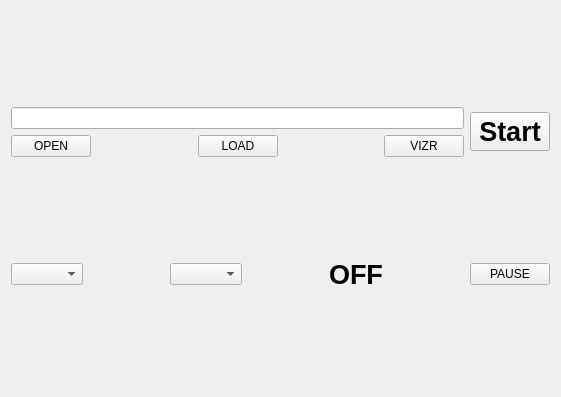
zz19930617/dragon_visualization, file dragon_visualization/dragon_control_panel/resource/plot.ui: the form before one commit.
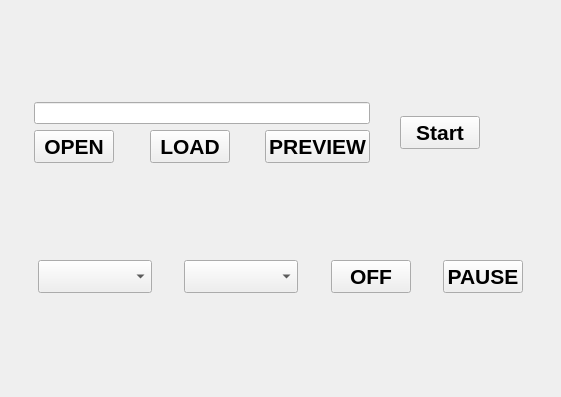
The form after the commit.

Commit message: add single plot and add preview function

```diff
--- a/dragon_visualization/dragon_control_panel/resource/plot.ui
+++ b/dragon_visualization/dragon_control_panel/resource/plot.ui
@@ -19,31 +19,65 @@
   <layout class="QVBoxLayout" name="verticalLayout">
    <item>
     <layout class="QGridLayout" name="gridLayout">
-     <item row="1" column="0">
+     <item row="0" column="9">
+      <spacer name="horizontalSpacer_8">
+       <property name="orientation">
+        <enum>Qt::Horizontal</enum>
+       </property>
+       <property name="sizeHint" stdset="0">
+        <size>
+         <width>40</width>
+         <height>20</height>
+        </size>
+       </property>
+      </spacer>
+     </item>
+     <item row="1" column="1">
       <widget class="QPushButton" name="pushButton_open">
+       <property name="font">
+        <font>
+         <pointsize>16</pointsize>
+         <weight>75</weight>
+         <bold>true</bold>
+        </font>
+       </property>
        <property name="text">
         <string>OPEN</string>
        </property>
       </widget>
      </item>
-     <item row="1" column="2">
+     <item row="1" column="3">
       <widget class="QPushButton" name="pushButton_load">
+       <property name="font">
+        <font>
+         <pointsize>16</pointsize>
+         <weight>75</weight>
+         <bold>true</bold>
+        </font>
+       </property>
        <property name="text">
         <string>LOAD</string>
        </property>
       </widget>
      </item>
-     <item row="0" column="0" colspan="5">
+     <item row="0" column="1" colspan="5">
       <widget class="QLineEdit" name="lineEdit_filename"/>
      </item>
+     <item row="1" column="5">
+      <widget class="QPushButton" name="pushButton_preview">
+       <property name="font">
+        <font>
+         <pointsize>16</pointsize>
+         <weight>75</weight>
+         <bold>true</bold>
+        </font>
+       </property>
+       <property name="text">
+        <string>PREVIEW</string>
+       </property>
+      </widget>
+     </item>
      <item row="1" column="4">
-      <widget class="QPushButton" name="pushButton_4">
-       <property name="text">
-        <string>VIZR</string>
-       </property>
-      </widget>
-     </item>
-     <item row="1" column="3">
       <spacer name="horizontalSpacer_5">
        <property name="orientation">
         <enum>Qt::Horizontal</enum>
@@ -56,7 +90,7 @@
        </property>
       </spacer>
      </item>
-     <item row="1" column="1">
+     <item row="1" column="2">
       <spacer name="horizontalSpacer_4">
        <property name="orientation">
         <enum>Qt::Horizontal</enum>
@@ -69,11 +103,11 @@
        </property>
       </spacer>
      </item>
-     <item row="0" column="5" rowspan="2">
+     <item row="0" column="7" rowspan="2">
       <widget class="QPushButton" name="pushButton_start">
        <property name="font">
         <font>
-         <pointsize>20</pointsize>
+         <pointsize>16</pointsize>
          <weight>75</weight>
          <bold>true</bold>
         </font>
@@ -83,6 +117,58 @@
        </property>
       </widget>
      </item>
+     <item row="0" column="10">
+      <spacer name="horizontalSpacer_7">
+       <property name="orientation">
+        <enum>Qt::Horizontal</enum>
+       </property>
+       <property name="sizeHint" stdset="0">
+        <size>
+         <width>40</width>
+         <height>20</height>
+        </size>
+       </property>
+      </spacer>
+     </item>
+     <item row="0" column="8">
+      <spacer name="horizontalSpacer_6">
+       <property name="orientation">
+        <enum>Qt::Horizontal</enum>
+       </property>
+       <property name="sizeHint" stdset="0">
+        <size>
+         <width>40</width>
+         <height>20</height>
+        </size>
+       </property>
+      </spacer>
+     </item>
+     <item row="1" column="0">
+      <spacer name="horizontalSpacer_10">
+       <property name="orientation">
+        <enum>Qt::Horizontal</enum>
+       </property>
+       <property name="sizeHint" stdset="0">
+        <size>
+         <width>40</width>
+         <height>20</height>
+        </size>
+       </property>
+      </spacer>
+     </item>
+     <item row="1" column="6">
+      <spacer name="horizontalSpacer_11">
+       <property name="orientation">
+        <enum>Qt::Horizontal</enum>
+       </property>
+       <property name="sizeHint" stdset="0">
+        <size>
+         <width>40</width>
+         <height>20</height>
+        </size>
+       </property>
+      </spacer>
+     </item>
     </layout>
    </item>
    <item>
@@ -91,7 +177,28 @@
    <item>
     <layout class="QHBoxLayout" name="horizontalLayout_2">
      <item>
-      <widget class="QComboBox" name="comboBox_leg"/>
+      <spacer name="horizontalSpacer_9">
+       <property name="orientation">
+        <enum>Qt::Horizontal</enum>
+       </property>
+       <property name="sizeHint" stdset="0">
+        <size>
+         <width>40</width>
+         <height>20</height>
+        </size>
+       </property>
+      </spacer>
+     </item>
+     <item>
+      <widget class="QComboBox" name="comboBox_leg">
+       <property name="font">
+        <font>
+         <pointsize>16</pointsize>
+         <weight>75</weight>
+         <bold>true</bold>
+        </font>
+       </property>
+      </widget>
      </item>
      <item>
       <spacer name="horizontalSpacer">
@@ -107,7 +214,15 @@
       </spacer>
      </item>
      <item>
-      <widget class="QComboBox" name="comboBox_joint"/>
+      <widget class="QComboBox" name="comboBox_joint">
+       <property name="font">
+        <font>
+         <pointsize>16</pointsize>
+         <weight>75</weight>
+         <bold>true</bold>
+        </font>
+       </property>
+      </widget>
      </item>
      <item>
       <spacer name="horizontalSpacer_2">
@@ -123,10 +238,10 @@
       </spacer>
      </item>
      <item>
-      <widget class="QLabel" name="label_on">
+      <widget class="QPushButton" name="label_on">
        <property name="font">
         <font>
-         <pointsize>20</pointsize>
+         <pointsize>16</pointsize>
          <weight>75</weight>
          <bold>true</bold>
         </font>
@@ -151,11 +266,31 @@
      </item>
      <item>
       <widget class="QPushButton" name="pushButton_pause">
+       <property name="font">
+        <font>
+         <pointsize>16</pointsize>
+         <weight>75</weight>
+         <bold>true</bold>
+        </font>
+       </property>
        <property name="text">
         <string>PAUSE</string>
        </property>
       </widget>
      </item>
+     <item>
+      <spacer name="horizontalSpacer_12">
+       <property name="orientation">
+        <enum>Qt::Horizontal</enum>
+       </property>
+       <property name="sizeHint" stdset="0">
+        <size>
+         <width>40</width>
+         <height>20</height>
+        </size>
+       </property>
+      </spacer>
+     </item>
     </layout>
    </item>
   </layout>
```
The commit also changes 110 other files.
